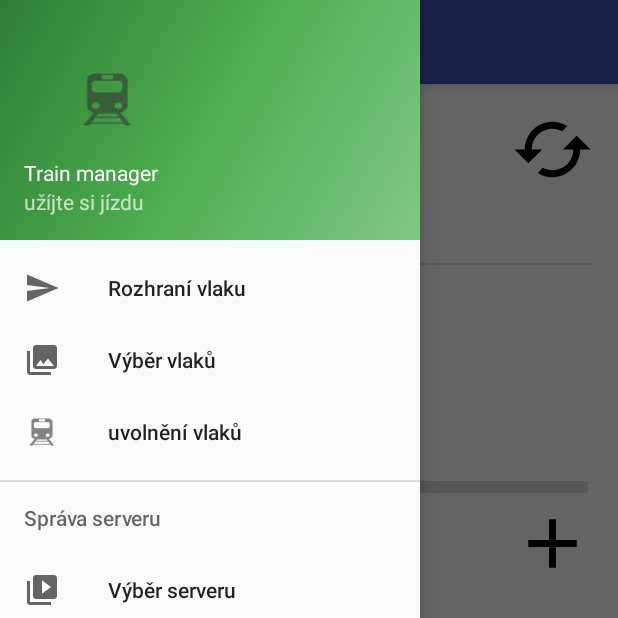
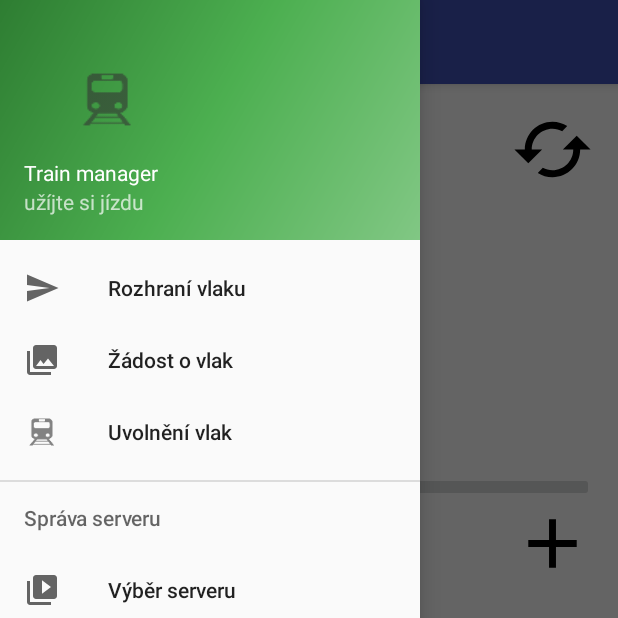
Before and after one commit to kmzbrnoI/hJOPandroidDriver, an Android app: the screen it shows after launch (MainActivity), with the side drawer open, on a phone screen of 412 x 824 dp, the top half of it. Run offline under Robolectric (Android 15) with nearby library versions, the phone set to English and light mode, and no system bars; our stand-ins replace EventBus.

Commit message:
a lot of minor changes

```diff
--- a/app/src/main/AndroidManifest.xml
+++ b/app/src/main/AndroidManifest.xml
@@ -31,6 +31,7 @@
             android:name=".AckTrains"
             android:launchMode="singleInstance"
             android:label="@string/title_activity_ack_trains"
+            android:screenOrientation="locked"
             android:theme="@style/AppTheme.NoActionBar" />
         <activity
             android:name=".Settings"
@@ -43,6 +44,7 @@
             android:theme="@style/AppTheme.NoActionBar"
         />
         <activity android:name=".Trains_box"
+            android:screenOrientation="locked"
             android:launchMode="singleInstance"
             android:label="@string/controlArea"
             android:theme="@style/AppTheme.NoActionBar"
--- a/app/src/main/java/cz/mendelu/xmarik/train_manager/ServerList.java
+++ b/app/src/main/java/cz/mendelu/xmarik/train_manager/ServerList.java
@@ -26,10 +26,10 @@ public class ServerList {
         this.servers = new ArrayList<>();
         this.storedServers = new ArrayList<>();
         //just fot testing
-        this.servers.add(new Server("test1","127.1.2.2",1448,false, ""));
+        /*this.servers.add(new Server("test1","127.1.2.2",1448,false, ""));
         this.storedServers.add(new Server("test2","192.168.2.101",4444,true, ""));
         this.storedServers.add(new Server("test3","192.168.0.114",4444,true, ""));
-        this.storedServers.get(0).setActive(true);
+        this.storedServers.get(0).setActive(true);*/
     }
 
     public static ServerList getInstance() {
--- a/app/src/main/res/layout/content_train_handler.xml
+++ b/app/src/main/res/layout/content_train_handler.xml
@@ -153,7 +153,7 @@
                         android:layout_height="wrap_content"
                         android:id="@+id/speedkBar1"
                         android:layout_weight="1"
-                        android:max="30"
+                        android:max="28"
                         android:indeterminate="false"
                         android:layout_gravity="center_vertical" />
                 </LinearLayout>
--- a/app/src/main/res/menu/activity_main_drawer.xml
+++ b/app/src/main/res/menu/activity_main_drawer.xml
@@ -9,11 +9,11 @@
         <item
             android:id="@+id/nav_trains"
             android:icon="@drawable/ic_menu_gallery"
-            android:title="Výběr vlaků" />
+            android:title="Žádost o vlak" />
         <item
             android:id="@+id/nav_ack_trains"
             android:icon="@drawable/ic_train_black"
-            android:title="uvolnění vlaků" />
+            android:title="Uvolnění vlak" />
 
         <item android:title="Správa serveru">
             <menu>
```
Also changed, not shown: app/src/main/java/cz/mendelu/xmarik/train_manager/AckTrains.java (+9 -9 lines), app/src/main/java/cz/mendelu/xmarik/train_manager/TCPClient.java (+7 -2 lines), app/src/main/java/cz/mendelu/xmarik/train_manager/TCPClientApplication.java (+3 -10 lines), app/src/main/java/cz/mendelu/xmarik/train_manager/Trains_box.java (+6 -8 lines), app/src/main/java/cz/mendelu/xmarik/train_manager/events/CriticalErrorEvent.java (added, +12 -0 lines).
